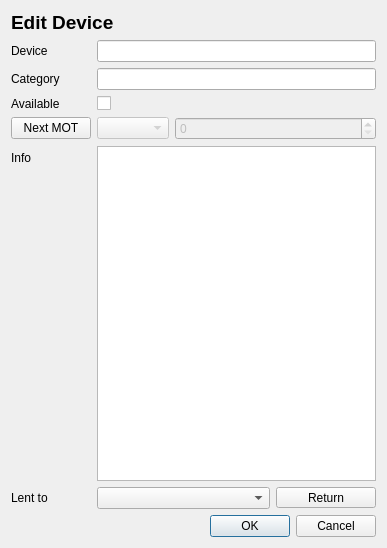
Before: the Qt Designer form ui/inventoryEditor.ui in olk90/pyIM, drawn with Qt 5.
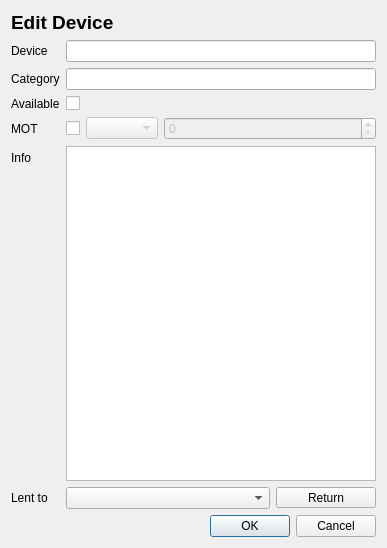
After: the same form once the commit is applied.

```diff
--- a/ui/inventoryEditor.ui
+++ b/ui/inventoryEditor.ui
@@ -67,17 +67,21 @@
         </widget>
        </item>
        <item row="3" column="0">
-        <widget class="QPushButton" name="nextMotButton">
+        <widget class="QLabel" name="motLabel">
          <property name="text">
-          <string>Next MOT</string>
-         </property>
-         <property name="checkable">
-          <bool>true</bool>
+          <string>MOT</string>
          </property>
         </widget>
        </item>
        <item row="3" column="1">
-        <layout class="QHBoxLayout" name="nextMotEdit" stretch="1,3">
+        <layout class="QHBoxLayout" name="nextMotEdit" stretch="0,1,3">
+         <item>
+          <widget class="QCheckBox" name="motCheckBox">
+           <property name="text">
+            <string/>
+           </property>
+          </widget>
+         </item>
          <item>
           <widget class="QComboBox" name="monthCombo">
            <property name="enabled">
```
Left out of the diff: 27 changed lines with no effect on the pictures.
